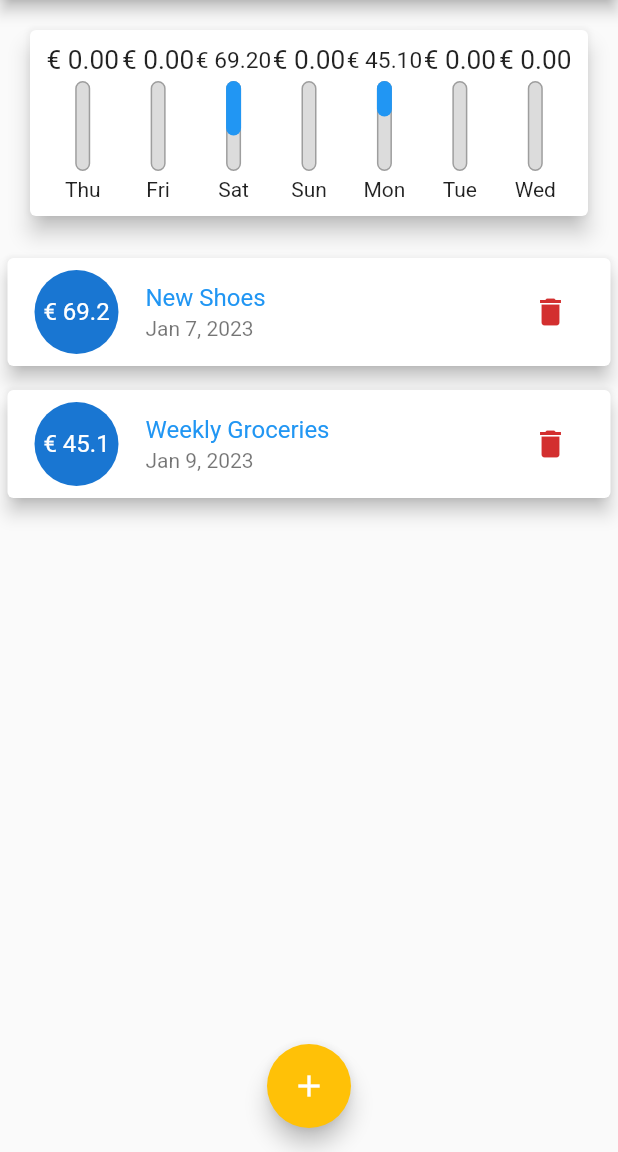
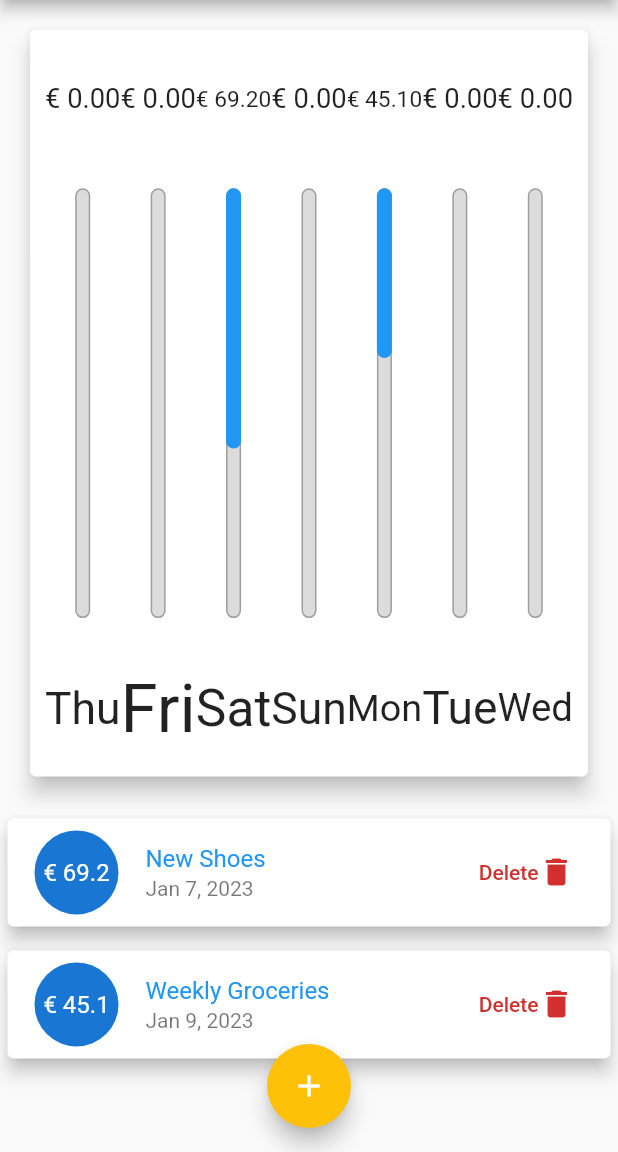
Before and after one commit to berroto/flutter-expense-ui, a Flutter app: the screen it shows after launch, on a phone screen of 412 x 824 dp, the part 84-1236 px from its top. Run offline on Flutter 3.47's test engine with Material 2 defaults, Android fonts, the phone set to English and light mode, and no system bars.

Commit message:
Feat(core): added cupertino

```diff
--- a/lib/main.dart
+++ b/lib/main.dart
@@ -1,10 +1,11 @@
-import 'package:flutter/gestures.dart';
+import 'dart:io';
+
+import 'package:flutter/cupertino.dart';
 import 'package:flutter/material.dart';
 import 'package:flutter_expense_ui/models/transaction.dart';
 import 'package:flutter_expense_ui/widgets/chart.dart';
 import 'package:flutter_expense_ui/widgets/new_transaction.dart';
 import 'package:flutter_expense_ui/widgets/transaction_list.dart';
-import 'package:intl/intl.dart';
 
 void main() {
   runApp(const MyApp());
@@ -16,6 +17,23 @@ class MyApp extends StatelessWidget {
   // This widget is the root of your application.
   @override
   Widget build(BuildContext context) {
+    if (Platform.isIOS) {
+      return CupertinoApp(
+        title: 'Personal Expenses',
+        theme: CupertinoThemeData(
+            textTheme: CupertinoTextThemeData(
+                textStyle: TextStyle(
+                    fontSize: 14,
+                    fontStyle: FontStyle.italic,
+                    backgroundColor: CupertinoColors.black)),
+            brightness: Brightness.light,
+            primaryColor: CupertinoColors.systemPurple,
+            barBackgroundColor: CupertinoColors.black,
+            primaryContrastingColor: CupertinoColors.systemYellow,
+            scaffoldBackgroundColor: CupertinoColors.black),
+        home: MyHomePage(),
+      );
+    } else {
         return MaterialApp(
           title: 'Personal Expenses',
           theme: ThemeData(
@@ -26,6 +44,7 @@ class MyApp extends StatelessWidget {
               buttonColor: Colors.white),
           home: MyHomePage(),
         );
+    }
   }
 }
 
@@ -57,6 +76,8 @@ class _MyHomePageState extends State<MyHomePage> {
         .toList();
   }
 
+  bool _ShowChart = false;
+
   void _addNewTransaction(String title, double amount, DateTime date) {
     final newTx = Transaction(
         id: DateTime.now().toString(),
@@ -87,14 +108,10 @@ class _MyHomePageState extends State<MyHomePage> {
 
   @override
   Widget build(BuildContext context) {
-    // This method is rerun every time setState is called, for instance as done
-    // by the _incrementCounter method above.
-    //
-    // The Flutter framework has been optimized to make rerunning build methods
-    // fast, so that you can just rebuild anything that needs updating rather
-    // than having to individually change instances of widgets.
-    return Scaffold(
-      appBar: AppBar(
+    var mediaQueryData = MediaQuery.of(context);
+    final isLandscape = mediaQueryData.orientation == Orientation.landscape;
+
+    AppBar appBar = AppBar(
         // Here we take the value from the MyHomePage object that was created by
         // the App.build method, and use it to set our appbar title.
         title: Text("Flutter App"),
@@ -108,24 +125,73 @@ class _MyHomePageState extends State<MyHomePage> {
             ),
           )
         ],
+      );
+
+
+    final txList = Container(
+      height: (mediaQueryData.size.height -
+              appBar.preferredSize.height -
+              mediaQueryData.padding.top) *
+          0.7,
+      child: TransactionList(
+        userTransaction: _userTransaction,
+        deleteTx: _deleteTransaction,
       ),
-      body: SingleChildScrollView(
+    );
+
+    final pageBody = SafeArea(
+      child: SingleChildScrollView(
         child: Column(
             mainAxisAlignment: MainAxisAlignment.start,
             crossAxisAlignment: CrossAxisAlignment.stretch,
             children: <Widget>[
-              Chart(_recentTransaction),
-              TransactionList(
-                userTransaction: _userTransaction,
-                deleteTx: _deleteTransaction,
-              )
+              if (isLandscape)
+                Row(
+                  children: [
+                    Text("Show Chart"),
+                    Switch.adaptive(
+                        activeColor: Theme.of(context).accentColor,
+                        value: _ShowChart,
+                        onChanged: (val) {
+                          setState(() {
+                            _ShowChart = val;
+                          });
+                        })
+                  ],
+                ),
+              if (!isLandscape)
+                Container(
+                    height: (mediaQueryData.size.height -
+                            appBar.preferredSize.height -
+                            mediaQueryData.padding.top) *
+                        0.7,
+                    child: Chart(_recentTransaction)),
+              if (!isLandscape) txList,
+              if (isLandscape)
+                _ShowChart
+                    ? Container(
+                        height: (mediaQueryData.size.height -
+                                appBar.preferredSize.height -
+                                mediaQueryData.padding.top) *
+                            0.7,
+                        child: Chart(_recentTransaction))
+                    : txList
             ]),
       ),
-      floatingActionButtonLocation: FloatingActionButtonLocation.centerFloat,
-      floatingActionButton: FloatingActionButton(
+    );
+
+    return Scaffold(
+            appBar: appBar,
+            body: pageBody,
+            floatingActionButtonLocation:
+                FloatingActionButtonLocation.centerFloat,
+            floatingActionButton: Platform.isIOS
+                ? Container()
+                : FloatingActionButton(
                     onPressed: () => _startAddNewTransaction(context),
                     child: Icon(Icons.add),
-      ),
+                  )
     );
+
   }
 }
--- a/lib/widgets/chart_bar.dart
+++ b/lib/widgets/chart_bar.dart
@@ -15,15 +15,16 @@ class ChartBar extends StatelessWidget {
 
   @override
   Widget build(BuildContext context) {
+    return LayoutBuilder(builder: (ctx, constraints) {
       return Column(
         children: [
           Container(
-            height: 20,
+              height: constraints.maxHeight * 0.15,
               child: FittedBox(
                   child: Text('€ ${spendingAmount.toStringAsFixed(2)}'))),
-        SizedBox(height: 4),
+          SizedBox(height: constraints.maxHeight * 0.05),
           Container(
-          height: 60,
+            height: constraints.maxHeight * 0.6,
             width: 10,
             child: Stack(
               children: [
@@ -44,9 +45,12 @@ class ChartBar extends StatelessWidget {
               ],
             ),
           ),
-        const SizedBox(height: 4),
-        Text(label)
+          SizedBox(height: constraints.maxHeight * 0.05),
+          Container(
+              height: constraints.maxHeight * 0.15,
+              child: FittedBox(child: Text(label)))
         ],
       );
+    });
   }
 }
--- a/lib/widgets/new_transaction.dart
+++ b/lib/widgets/new_transaction.dart
@@ -52,10 +52,16 @@ class _NewTransactionState extends State<NewTransaction> {
 
   @override
   Widget build(BuildContext context) {
-    return Card(
+    return SingleChildScrollView(
+      child: Card(
         elevation: 5,
         child: Container(
-        padding: EdgeInsets.all(10),
+          padding: EdgeInsets.only(
+            top: 10,
+            left: 10,
+            right: 10,
+            bottom: MediaQuery.of(context).viewInsets.bottom + 10
+          ),
           child: Column(crossAxisAlignment: CrossAxisAlignment.end, children: [
             TextField(
                 decoration: InputDecoration(labelText: 'Title'),
@@ -96,6 +102,7 @@ class _NewTransactionState extends State<NewTransaction> {
             )
           ]),
         ),
+      ),
     );
   }
 }
--- a/lib/widgets/transaction_list.dart
+++ b/lib/widgets/transaction_list.dart
@@ -5,54 +5,78 @@ import 'package:intl/intl.dart';
 class TransactionList extends StatelessWidget {
   final List<Transaction> userTransaction;
   final Function deleteTx;
+
   TransactionList({required this.userTransaction, required this.deleteTx});
 
   @override
   Widget build(BuildContext context) {
-    return Column(
-        children: userTransaction.isEmpty
-            ? <Widget>[
-                Column(
-                  children: <Widget>[
-                    Text(
-                      'No transactions added yet',
-                      style: Theme.of(context).textTheme.titleMedium,
-                    )
-                  ],
+    return Container(
+        child: userTransaction.isEmpty
+            ? LayoutBuilder(builder: (ctx, constraints) {
+                print(ctx);
+                print(constraints);
+                return Column(children: <Widget>[
+                  Container(
+                    height: 20,
+                    child: Text('No transactions added yet',
+                        style: Theme.of(context).textTheme.titleMedium),
                   ),
                   SizedBox(
-                  height: 10,
+                    height: 20,
                   ),
                   Container(
-                  height: 200,
+                    height: constraints.maxHeight * 0.6,
                     child: Image.asset(
                       "assets/images/waiting.png",
                       fit: BoxFit.cover,
                     ),
-                ),
-              ]
-            : userTransaction
+                  )
+                ]);
+              })
+            : Container(
+                child: Column(
+                    children: userTransaction
                         .map((tx) => Card(
                               elevation: 5,
-                      margin: EdgeInsets.symmetric(vertical: 8, horizontal: 5),
+                              margin: EdgeInsets.symmetric(
+                                  vertical: 8, horizontal: 5),
                               child: ListTile(
                                 leading: CircleAvatar(
                                   radius: 30,
-                          child: FittedBox(child: Text('€ ${tx.amount}')),
+                                  child:
+                                      FittedBox(child: Text('€ ${tx.amount}')),
                                 ),
                                 title: Text(
                                   tx.title,
-                          style:
-                              TextStyle(color: Theme.of(context).primaryColor),
+                                  style: TextStyle(
+                                      color: Theme.of(context).primaryColor),
                                 ),
-                        subtitle: Text(DateFormat.yMMMd().format(tx.date)),
-                        trailing: IconButton(
+                                subtitle:
+                                    Text(DateFormat.yMMMd().format(tx.date)),
+                                trailing: MediaQuery.of(context).size.width >
+                                        400
+                                    ? TextButton(
+                                        onPressed: () => deleteTx(tx.id),
+                                        style: TextButton.styleFrom(
+                                            foregroundColor: Theme.of(context)
+                                                .colorScheme
+                                                .error),
+                                        child: Row(
+                                          mainAxisSize: MainAxisSize.min,
+                                          children: const [
+                                            Text('Delete'), // <-- Text
+                                            Icon(// <-- Icon
+                                                Icons.delete),
+                                          ],
+                                        ),
+                                      )
+                                    : IconButton(
                                         icon: const Icon(Icons.delete),
                                         color: Theme.of(context).errorColor,
                                         onPressed: () => deleteTx(tx.id),
                                       ),
                               ),
                             ))
-                .toList());
+                        .toList())));
   }
 }
```
Lines whose indentation alone changed are shown as unchanged.
